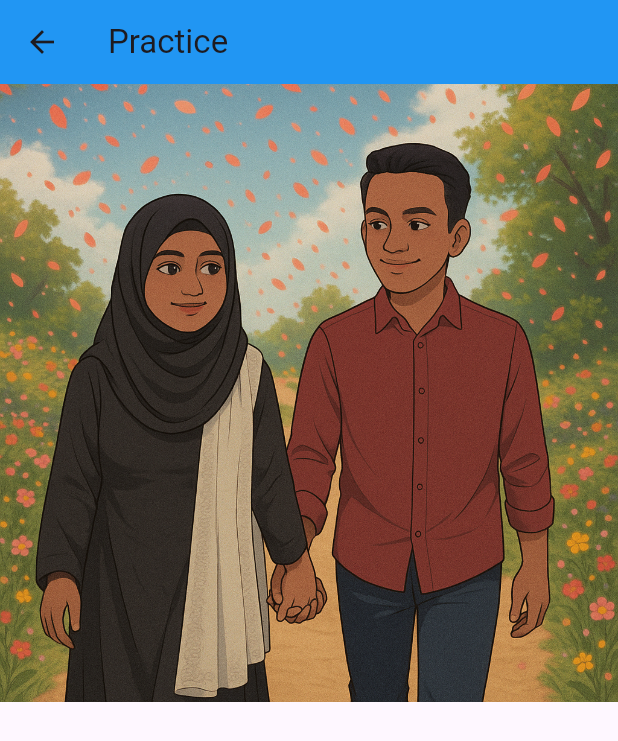
After one commit to TanvirEmon001/ostad_app_practice, a Flutter app: the Module8Class2 screen opened directly, on a phone screen of 412 x 824 dp. The commit adds this screen. Shown: the top 741 px of the screen. Run offline on Flutter 3.47's test engine with Material 3 defaults, Android fonts, the phone set to English and light mode, and no system bars.

Commit message:
new practice file added

```diff
--- a/lib/app.dart
+++ b/lib/app.dart
@@ -3,6 +3,8 @@ import 'package:ostad_flutter/another_page.dart';
 import 'package:ostad_flutter/basic_fb_ui.dart';
 import 'package:ostad_flutter/home_page.dart';
 import 'package:ostad_flutter/login_screen.dart';
+import 'package:ostad_flutter/module_8_class_2.dart';
+import 'package:ostad_flutter/simple_calculator_design.dart';
 
 class MyApp extends StatelessWidget{
   MyApp({super.key});
--- /dev/null
+++ b/lib/module_8_class_2.dart
@@ -0,0 +1,20 @@
+import 'package:flutter/material.dart';
+
+class Module8Class2 extends StatelessWidget {
+  const Module8Class2({super.key});
+
+  @override
+  Widget build(BuildContext context) {
+    return Scaffold(
+      appBar: AppBar(
+        title: Text("Practice"),
+        backgroundColor: Colors.blue,
+      ),
+      body: Column(
+        children: [
+          Image.asset("assets/img/ai_img.png")
+        ],
+      ),
+    );
+  }
+}
--- a/pubspec.yaml
+++ b/pubspec.yaml
@@ -58,9 +58,8 @@ flutter:
   uses-material-design: true
 
   # To add assets to your application, add an assets section, like this:
-  # assets:
-  #   - images/a_dot_burr.jpeg
-  #   - images/a_dot_ham.jpeg
+  assets:
+    - assets/img/
 
   # An image asset can refer to one or more resolution-specific "variants", see
   # https://flutter.dev/to/resolution-aware-images
```
Also changed, not shown: lib/simple_calculator_design.dart (added, +41 -0 lines), assets/img/ai_img.png (added).
